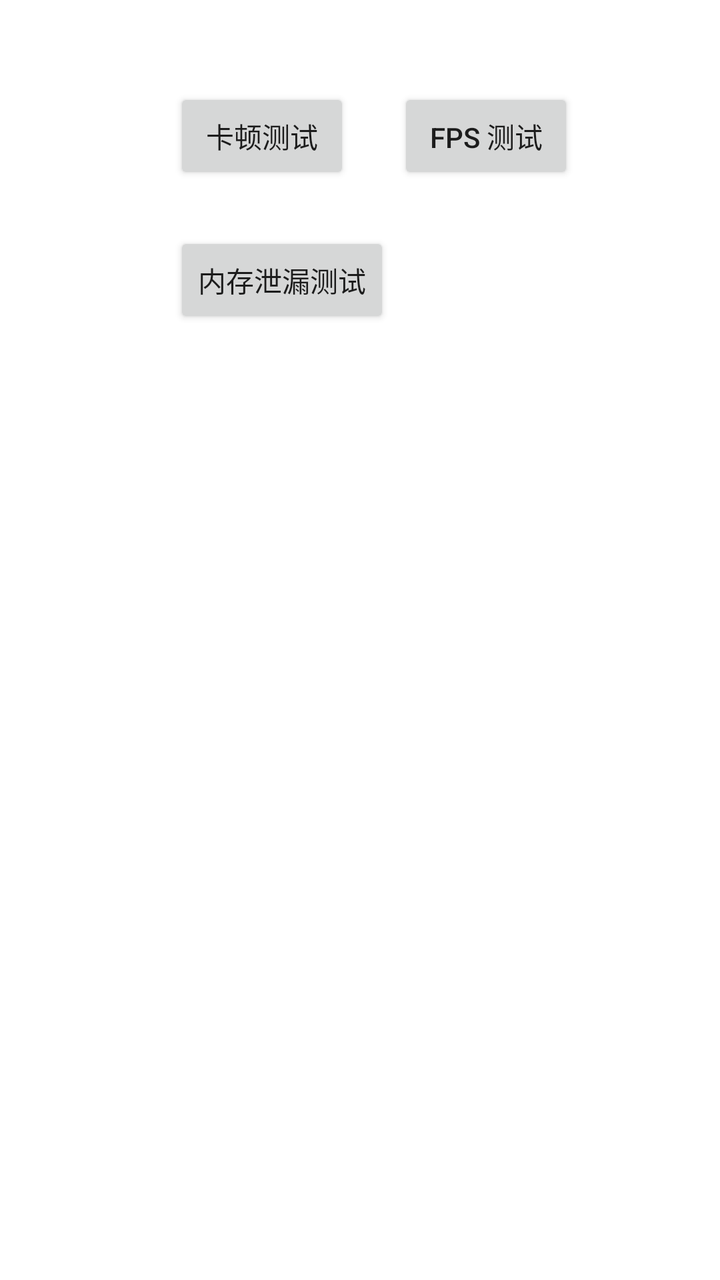
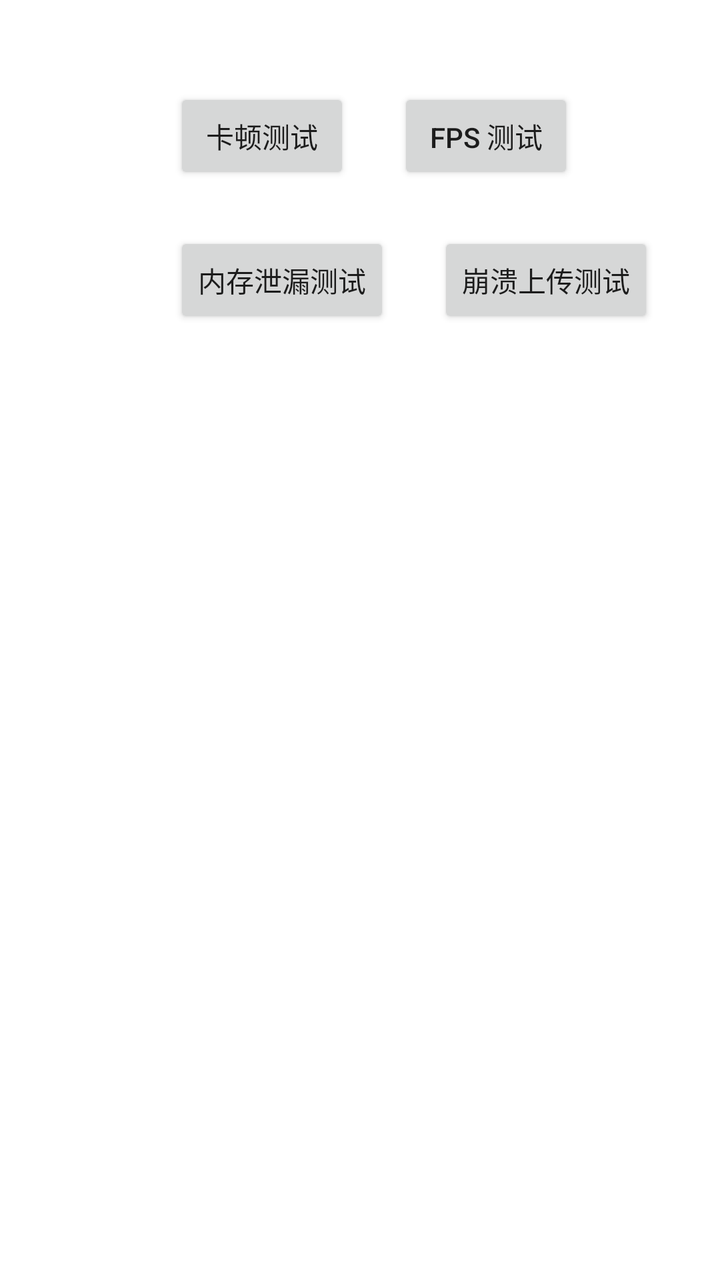

Before-and-after screenshots of an Android layout around one commit, followed by the original layout XML and the change that was made.
<!-- AndroidManifest.xml: application theme Theme.Performance -->
<!-- res/layout/activity_main.xml -->
<?xml version="1.0" encoding="utf-8"?>
<androidx.constraintlayout.widget.ConstraintLayout xmlns:android="http://schemas.android.com/apk/res/android"
    xmlns:app="http://schemas.android.com/apk/res-auto"
    xmlns:tools="http://schemas.android.com/tools"
    android:id="@+id/main"
    android:layout_width="match_parent"
    android:layout_height="match_parent"
    tools:context=".MainActivity">

    <Button
        android:id="@+id/button"
        android:layout_width="wrap_content"
        android:layout_height="wrap_content"
        android:layout_marginStart="87dp"
        android:layout_marginTop="44dp"
        android:text="卡顿测试"
        app:layout_constraintStart_toStartOf="parent"
        app:layout_constraintTop_toTopOf="parent" />

    <Button
        android:id="@+id/fpsTestButton"
        android:layout_width="wrap_content"
        android:layout_height="wrap_content"
        android:layout_marginStart="24dp"
        android:layout_marginTop="44dp"
        android:text="FPS 测试"
        app:layout_constraintStart_toEndOf="@id/button"
        app:layout_constraintTop_toTopOf="parent" />

    <Button
        android:id="@+id/memoryLeakTestButton"
        android:layout_width="wrap_content"
        android:layout_height="wrap_content"
        android:layout_marginStart="87dp"
        android:layout_marginTop="24dp"
        android:text="@string/memory_leak_test_entry"
        app:layout_constraintStart_toStartOf="parent"
        app:layout_constraintTop_toBottomOf="@id/button" />
</androidx.constraintlayout.widget.ConstraintLayout>
<!-- resources referenced by this layout -->
<resources>
  <string name="memory_leak_test_entry">内存泄漏测试</string>
  <style name="Theme.Performance" parent="Theme.MaterialComponents.DayNight.DarkActionBar">
          
          <item name="colorPrimary">@color/purple_500</item>
          <item name="colorPrimaryVariant">@color/purple_700</item>
          <item name="colorOnPrimary">@color/white</item>
          
          <item name="colorSecondary">@color/teal_200</item>
          <item name="colorSecondaryVariant">@color/teal_700</item>
          <item name="colorOnSecondary">@color/black</item>
          
          <item name="android:statusBarColor">?attr/colorPrimaryVariant</item>
          
      </style>
  <color name="purple_500">#FF6200EE</color>
  <color name="purple_700">#FF3700B3</color>
  <color name="white">#FFFFFFFF</color>
  <color name="teal_200">#FF03DAC5</color>
  <color name="teal_700">#FF018786</color>
  <color name="black">#FF000000</color>
</resources>

<!-- the commit's change to res/layout/activity_main.xml (unified diff, before → after) -->
@@ -36,4 +36,13 @@
         android:text="@string/memory_leak_test_entry"
         app:layout_constraintStart_toStartOf="parent"
         app:layout_constraintTop_toBottomOf="@id/button" />
+
+    <Button
+        android:id="@+id/crashTestButton"
+        android:layout_width="wrap_content"
+        android:layout_height="wrap_content"
+        android:layout_marginStart="24dp"
+        android:text="@string/crash_test_entry"
+        app:layout_constraintStart_toEndOf="@id/memoryLeakTestButton"
+        app:layout_constraintTop_toTopOf="@id/memoryLeakTestButton" />
 </androidx.constraintlayout.widget.ConstraintLayout>
<!-- resource entries referenced after the edit -->
@@ -1,5 +1,6 @@
 <!-- resources referenced by this layout -->
 <resources>
+  <string name="crash_test_entry">崩溃上传测试</string>
   <string name="memory_leak_test_entry">内存泄漏测试</string>
   <style name="Theme.Performance" parent="Theme.MaterialComponents.DayNight.DarkActionBar">
           
